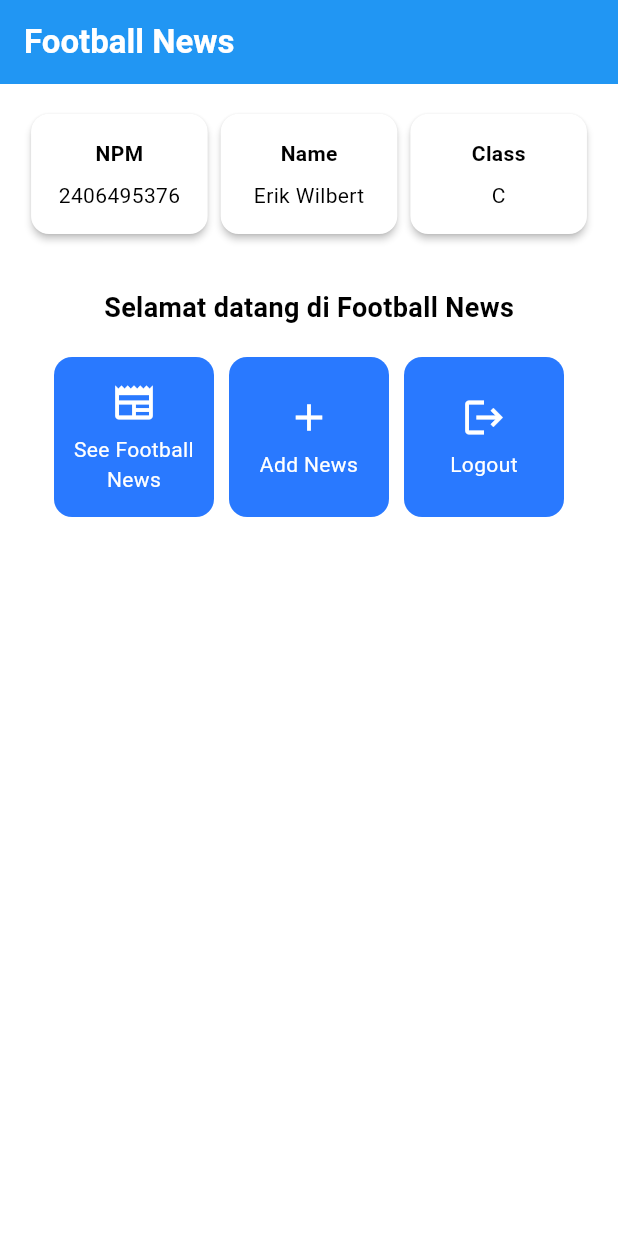
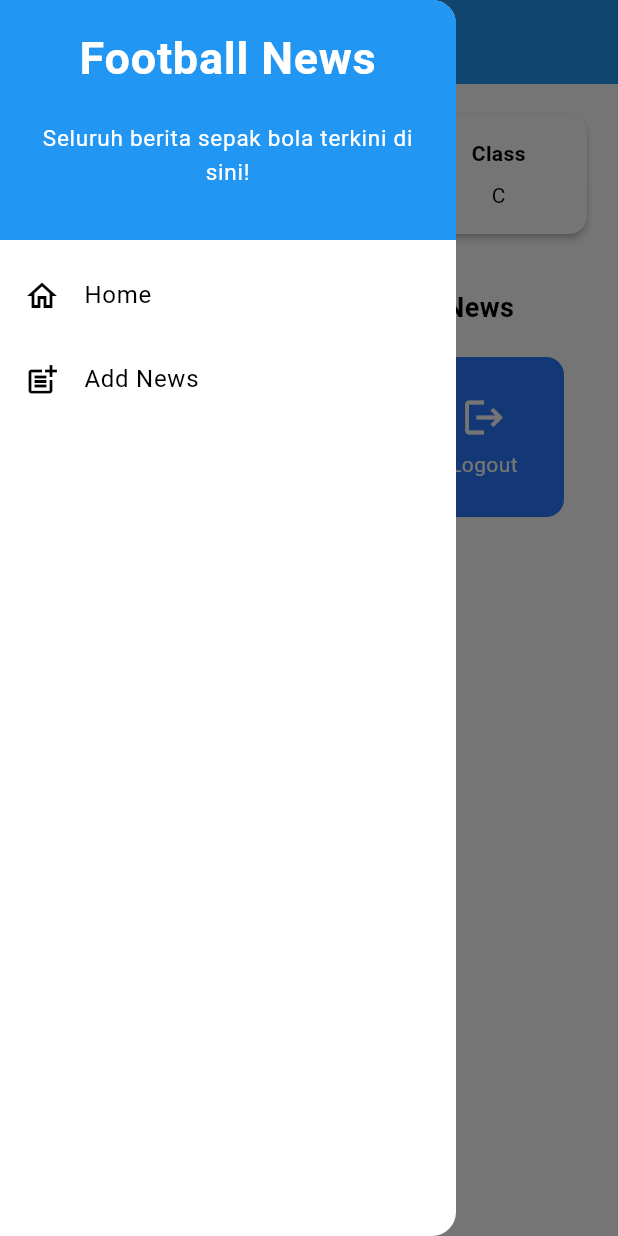
Before and after one commit to erikwilbert/football_news_flutter, a Flutter app: the screen it shows after launch, with the side drawer open (before the commit the screen has no drawer), on a phone screen of 412 x 824 dp. Run offline on Flutter 3.47's test engine with Material 3 defaults, Android fonts, the phone set to English and light mode, and no system bars.

Commit message:
tutorial 7 done

```diff
--- a/lib/main.dart
+++ b/lib/main.dart
@@ -1,5 +1,5 @@
 import 'package:flutter/material.dart';
-import 'package:football_news/menu.dart';
+import 'package:football_news/screens/menu.dart';
 
 void main() {
   runApp(const MyApp());
--- a/lib/menu.dart
+++ b/lib/screens/menu.dart
@@ -1,4 +1,8 @@
 import 'package:flutter/material.dart';
+import 'package:football_news/widgets/left_drawer.dart';
+import 'package:football_news/widgets/news_card.dart';
+import 'package:football_news/screens/newslist_form.dart';
+
 
 class MyHomePage extends StatelessWidget {
   MyHomePage({super.key});
@@ -26,6 +30,7 @@ class MyHomePage extends StatelessWidget {
           ),
           backgroundColor: Theme.of(context).colorScheme.primary,
         ),
+        drawer: LeftDrawer(),
 
         body: Padding(
         padding: const EdgeInsets.all(16.0),
@@ -115,50 +120,3 @@ class ItemHomepage {
 
  ItemHomepage(this.name, this.icon);
 }
-
-class ItemCard extends StatelessWidget {
-
-  final ItemHomepage item;
-
-  const ItemCard(this.item, {super.key});
-
-  @override
-  Widget build(BuildContext context) {
-    return Material(
-      color: Theme.of(context).colorScheme.secondary,
-      borderRadius: BorderRadius.circular(12),
-
-      child: InkWell(
-        onTap: () {
-          ScaffoldMessenger.of(context)
-            ..hideCurrentSnackBar()
-            ..showSnackBar(
-              SnackBar(content: Text("Kamu telah menekan tombol ${item.name}!"))
-            );
-        },
-        child: Container(
-          padding: const EdgeInsets.all(8),
-          child: Center(
-            child: Column(
-              mainAxisAlignment: MainAxisAlignment.center,
-              children: [
-                Icon(
-                  item.icon,
-                  color: Colors.white,
-                  size: 30.0,
-                ),
-                const Padding(padding: EdgeInsets.all(3)),
-                Text(
-                  item.name,
-                  textAlign: TextAlign.center,
-                  style: const TextStyle(color: Colors.white),
-                ),
-              ],
-            ),
-          ),
-        ),
-      ),
-    );
-  }
-
-}
--- /dev/null
+++ b/lib/widgets/left_drawer.dart
@@ -0,0 +1,69 @@
+import 'package:flutter/material.dart';
+import 'package:football_news/screens/menu.dart';
+import 'package:football_news/screens/newslist_form.dart';
+
+class LeftDrawer extends StatelessWidget {
+  const LeftDrawer({super.key});
+
+  @override
+  Widget build(BuildContext context) {
+    return Drawer(
+      child: ListView(
+        children: [
+          const DrawerHeader(
+            decoration: BoxDecoration(
+              color: Colors.blue,
+            ),
+            child: Column(
+              children: [
+                Text(
+                  'Football News',
+                  textAlign: TextAlign.center,
+                  style: TextStyle(
+                    fontSize: 30,
+                    fontWeight: FontWeight.bold,
+                    color: Colors.white,
+                  ),
+                ),
+                Padding(padding: EdgeInsets.all(10)),
+                Text("Seluruh berita sepak bola terkini di sini!",
+                      textAlign: TextAlign.center,
+                      style: TextStyle(
+                        fontSize: 15,
+                        color: Colors.white,
+                        fontWeight: FontWeight.normal,
+                    ),
+                ),
+              ],
+            ),
+          ),
+          ListTile(
+            leading: const Icon(Icons.home_outlined),
+            title: const Text('Home'),
+            // Bagian redirection ke MyHomePage
+            onTap: () {
+              Navigator.pushReplacement(
+                  context,
+                  MaterialPageRoute(
+                    builder: (context) => MyHomePage(),
+                  ));
+            },
+          ),
+          ListTile(
+            leading: const Icon(Icons.post_add),
+            title: const Text('Add News'),
+            // Bagian redirection ke NewsFormPage
+            onTap: () {
+              Navigator.pushReplacement(
+                context,
+                MaterialPageRoute(
+                  builder: (context) => const NewsFormPage(),
+                ),
+              );
+            },
+          ),
+        ],
+      ),
+    );
+  }
+}
--- /dev/null
+++ b/lib/widgets/news_card.dart
@@ -0,0 +1,57 @@
+import 'package:flutter/material.dart';
+import 'package:football_news/screens/newslist_form.dart';
+import 'package:football_news/screens/menu.dart';
+
+class ItemCard extends StatelessWidget {
+
+  final ItemHomepage item;
+
+  const ItemCard(this.item, {super.key});
+
+  @override
+  Widget build(BuildContext context) {
+    return Material(
+      color: Theme.of(context).colorScheme.secondary,
+      borderRadius: BorderRadius.circular(12),
+
+      child: InkWell(
+        onTap: () {
+          ScaffoldMessenger.of(context)
+            ..hideCurrentSnackBar()
+            ..showSnackBar(
+              SnackBar(content: Text("Kamu telah menekan tombol ${item.name}!"))
+            );
+
+            if (item.name == "Tambah Berita") {
+              Navigator.push(
+                context,
+                MaterialPageRoute(builder: (context) => const NewsFormPage()),
+              );
+            }
+        },
+        child: Container(
+          padding: const EdgeInsets.all(8),
+          child: Center(
+            child: Column(
+              mainAxisAlignment: MainAxisAlignment.center,
+              children: [
+                Icon(
+                  item.icon,
+                  color: Colors.white,
+                  size: 30.0,
+                ),
+                const Padding(padding: EdgeInsets.all(3)),
+                Text(
+                  item.name,
+                  textAlign: TextAlign.center,
+                  style: const TextStyle(color: Colors.white),
+                ),
+              ],
+            ),
+          ),
+        ),
+      ),
+    );
+  }
+
+}
```
Also changed, not shown: lib/screens/newslist_form.dart (added, +212 -0 lines).
